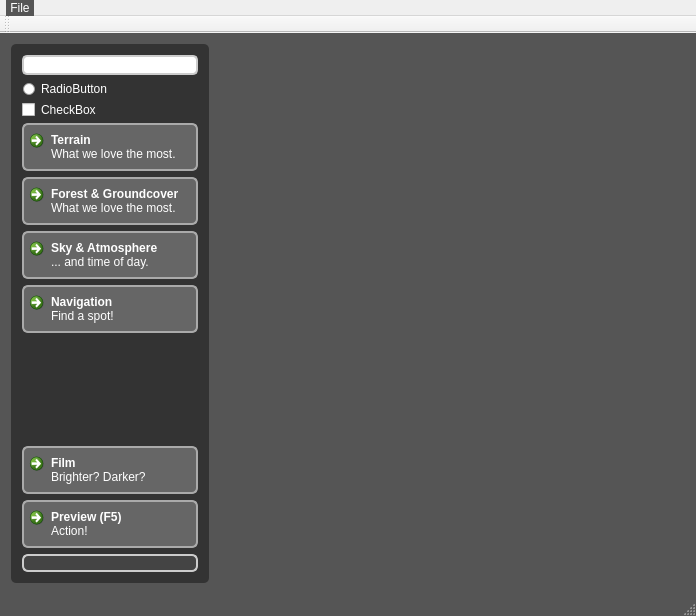
Above: src/qt-frontend/CosyGui/mainwindow.ui from phresnel/picogen before the change. Below: the same form after it.
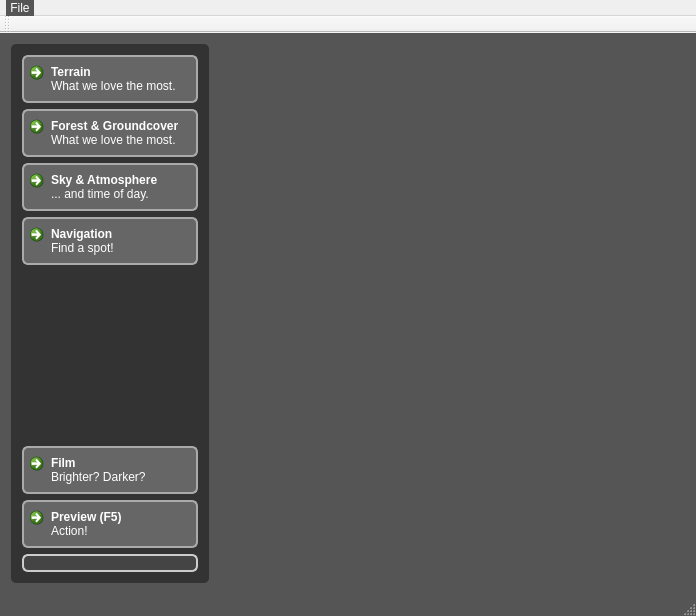
That is the form after the change. Icons and pictures are not drawn. Custom widgets are drawn as their Qt base class.

Commit message: update slider style

The edit to the form file:
```diff
--- a/src/qt-frontend/CosyGui/mainwindow.ui
+++ b/src/qt-frontend/CosyGui/mainwindow.ui
@@ -237,7 +237,79 @@
         margin-top: 2px; /* make non-selected tabs look smaller */
 }
 
-QLabel{ background-color:none; }</string>
+QLabel{ background-color:none; }
+
+
+QSlider::groove:horizontal {
+	border: 1px solid #bbb;
+	background: white;
+	height: 10px;
+	border-radius: 4px;
+}
+QSlider::sub-page:horizontal {
+	background: qlineargradient(x1: 0, y1: 0,    x2: 0, y2: 1,
+    	stop: 0 #66e, stop: 1 #bbf);
+	background: qlineargradient(x1: 0, y1: 0.2, x2: 1, y2: 1,
+    	stop: 0 #bbf, stop: 1 #55f);
+	border: 1px solid #777;
+	height: 10px;
+	border-radius: 4px;
+}
+QSlider::add-page:horizontal {
+	background: #fff;
+	border: 1px solid #777;
+	height: 10px;
+	border-radius: 4px;
+}
+QSlider::handle:horizontal {
+	background: qlineargradient(x1:0, y1:0, x2:1, y2:1,
+	    stop:0 #eee, stop:1 #ccc);
+	border: 1px solid #777;
+	width: 13px;
+	margin-top: -2px;
+	margin-bottom: -2px;
+	border-radius: 4px;
+}
+QSlider::handle:horizontal:hover {
+	background: qlineargradient(x1:0, y1:0, x2:1, y2:1,
+	    stop:0 #fff, stop:1 #ddd);
+	border: 1px solid #444;
+	border-radius: 4px;
+}
+
+QSlider::groove:horizontal
+{
+border: 1px solid #bbb;
+background: white;
+width: 10px;
+border-radius: 4px;
+}
+QSlider::sub-page:vertical
+{
+	background: QLinearGradient( x1: 0, y1: 0, x2: 1, y2: 0, stop: 0 #fff, stop: 0.4999 #eee, stop: 0.5 #ddd, stop: 1 #eee );
+	border: 1px solid #777;
+	width: 10px;
+	border-radius: 4px;
+}
+QSlider::add-page:vertical {
+	background: QLinearGradient( x1: 0, y1: 0, x2: 1, y2: 0, stop: 0 #78d, stop: 0.4999 #46a, stop: 0.5 #45a, stop: 1 #238 );
+	border: 1px solid #777;
+	width: 10px;
+	border-radius: 4px;
+}
+QSlider::handle:vertical {
+	background: qlineargradient(x1:0, y1:0, x2:1, y2:1, stop:0 #eee, stop:1 #ccc);
+	border: 1px solid #777;
+	height: 13px;
+	margin-top: -2px;
+	margin-bottom: -2px;
+	border-radius: 4px;
+}
+QSlider::handle:vertical:hover {
+	background: qlineargradient(x1:0, y1:0, x2:1, y2:1, stop:0 #fff, stop:1 #ddd);
+	border: 1px solid #444;
+	border-radius: 4px;
+}</string>
   </property>
   <widget class="QWidget" name="centralWidget">
    <layout class="QHBoxLayout" name="horizontalLayout">
@@ -253,23 +325,6 @@
        </sizepolicy>
       </property>
       <layout class="QVBoxLayout" name="verticalLayout">
-       <item>
-        <widget class="QDoubleSpinBox" name="doubleSpinBox"/>
-       </item>
-       <item>
-        <widget class="QRadioButton" name="radioButton">
-         <property name="text">
-          <string>RadioButton</string>
-         </property>
-        </widget>
-       </item>
-       <item>
-        <widget class="QCheckBox" name="checkBox">
-         <property name="text">
-          <string>CheckBox</string>
-         </property>
-        </widget>
-       </item>
        <item>
         <widget class="QCommandLinkButton" name="terrainCommandLink">
          <property name="sizePolicy">
```
